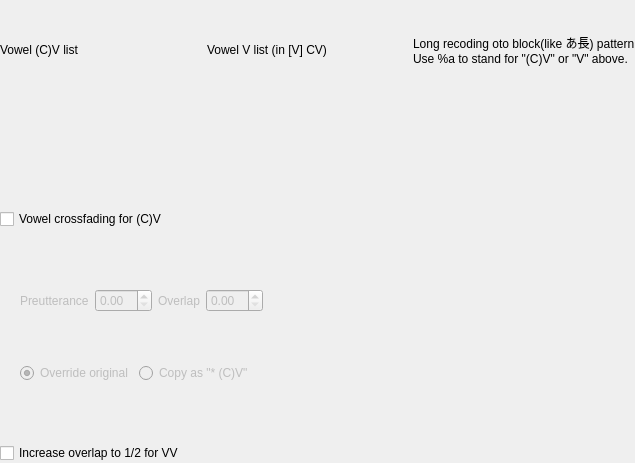
The window that src/vowelCrossfading/vowelcrossfadingoptionwidget.ui (shine5402/KiraOtoToolbox) describes before a commit, drawn with Qt 5.
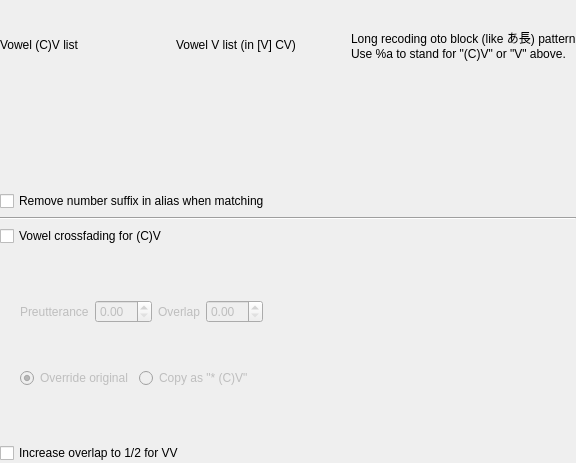
The same window after the commit. Custom widgets are drawn as their Qt base class.

Commit message: Add remove digit suffix before matching in vowelcrossfading tool

```diff
--- a/src/vowelCrossfading/vowelcrossfadingoptionwidget.ui
+++ b/src/vowelCrossfading/vowelcrossfadingoptionwidget.ui
@@ -6,7 +6,7 @@
    <rect>
     <x>0</x>
     <y>0</y>
-    <width>635</width>
+    <width>576</width>
     <height>463</height>
    </rect>
   </property>
@@ -42,7 +42,7 @@
      <item row="0" column="2">
       <widget class="QLabel" name="label_3">
        <property name="text">
-        <string>Long recoding oto block(like あ長) pattern
+        <string>Long recoding oto block (like あ長) pattern
 Use %a to stand for &quot;(C)V&quot; or &quot;V&quot; above.</string>
        </property>
       </widget>
@@ -58,6 +58,20 @@
      </item>
     </layout>
    </item>
+   <item>
+    <widget class="QCheckBox" name="removeNumberSuffixWhenMatchingCheckBox">
+     <property name="text">
+      <string>Remove number suffix in alias when matching</string>
+     </property>
+    </widget>
+   </item>
+   <item>
+    <widget class="Line" name="line">
+     <property name="orientation">
+      <enum>Qt::Horizontal</enum>
+     </property>
+    </widget>
+   </item>
    <item>
     <widget class="QCheckBox" name="doCVCheckBox">
      <property name="text">
```
The commit also changes 2 other files.
